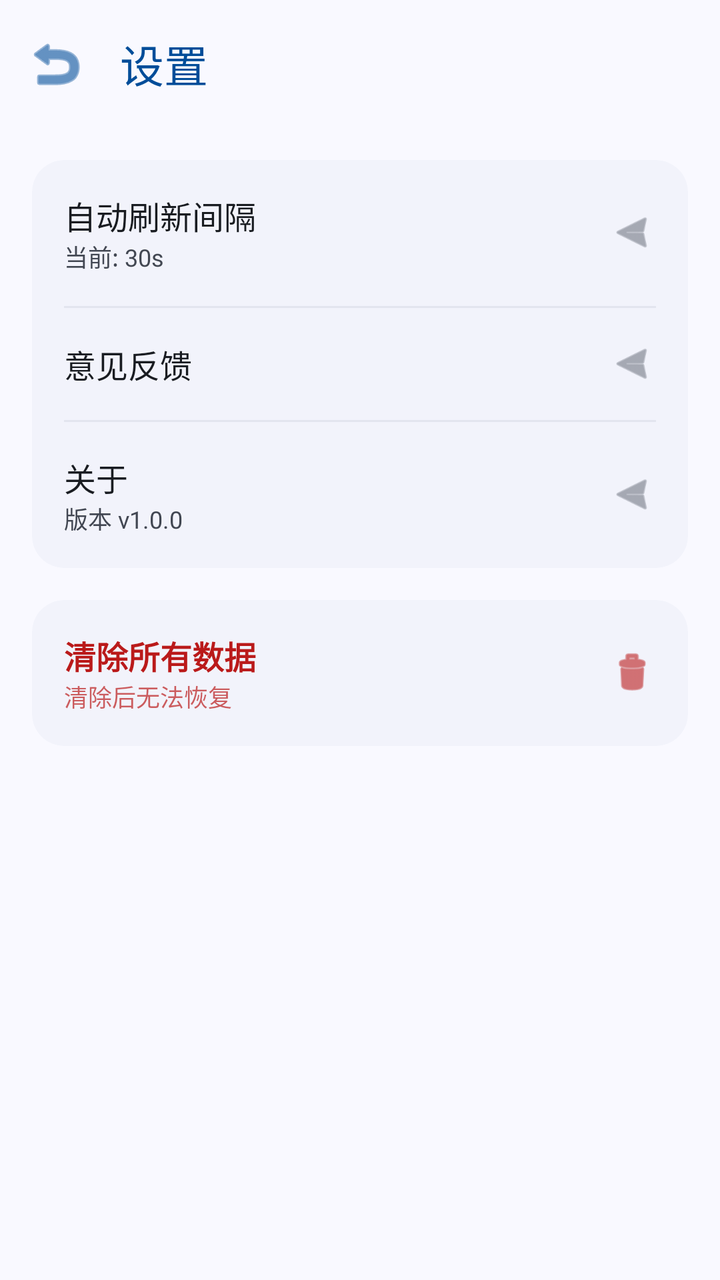
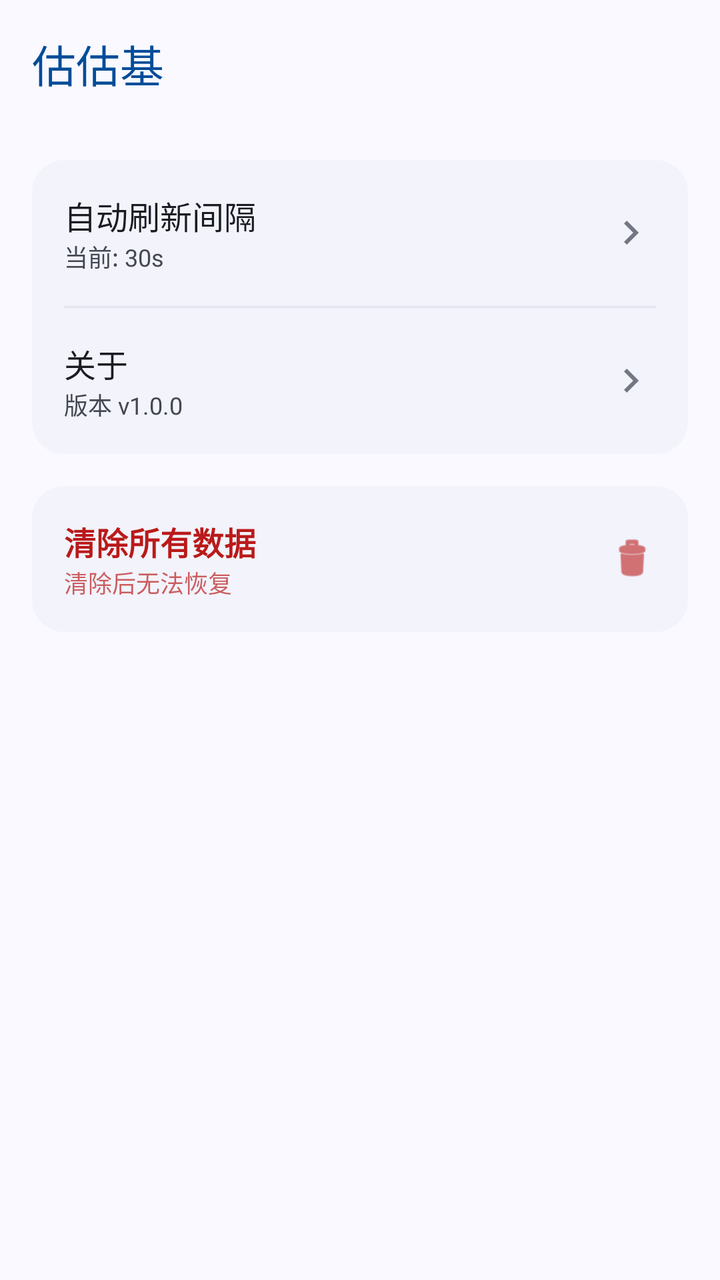

The first picture is an Android layout as it rendered before a commit; the second is the same layout after the commit. The layout source and the unified diff follow.
<!-- AndroidManifest.xml: application theme Theme.Guguji -->
<!-- res/layout/fragment_setting.xml -->
<?xml version="1.0" encoding="utf-8"?>
<androidx.coordinatorlayout.widget.CoordinatorLayout xmlns:android="http://schemas.android.com/apk/res/android"
    xmlns:app="http://schemas.android.com/apk/res-auto"
    android:layout_width="match_parent"
    android:layout_height="match_parent"
    android:background="@color/background">

    <com.google.android.material.appbar.AppBarLayout
        android:layout_width="match_parent"
        android:layout_height="wrap_content"
        android:background="@color/surface"
        app:elevation="0dp">

        <com.google.android.material.appbar.MaterialToolbar
            android:id="@+id/toolbar"
            android:layout_width="match_parent"
            android:layout_height="?attr/actionBarSize"
            app:navigationIcon="@android:drawable/ic_menu_revert"
            app:navigationIconTint="@color/primary"
            app:title="设置"
            app:titleTextColor="@color/primary"
            app:titleCentered="false"
            app:titleTextAppearance="@style/TextAppearance.Material3.TitleLarge" />

    </com.google.android.material.appbar.AppBarLayout>

    <androidx.core.widget.NestedScrollView
        android:layout_width="match_parent"
        android:layout_height="match_parent"
        app:layout_behavior="@string/appbar_scrolling_view_behavior">

        <LinearLayout
            android:layout_width="match_parent"
            android:layout_height="wrap_content"
            android:orientation="vertical"
            android:padding="16dp">

            
            <com.google.android.material.card.MaterialCardView
                android:layout_width="match_parent"
                android:layout_height="wrap_content"
                app:cardBackgroundColor="@color/surface_container_low"
                app:cardCornerRadius="16dp"
                app:cardElevation="0dp"
                app:strokeWidth="0dp">

                <LinearLayout
                    android:layout_width="match_parent"
                    android:layout_height="wrap_content"
                    android:orientation="vertical">

                    
                    <LinearLayout
                        android:layout_width="match_parent"
                        android:layout_height="wrap_content"
                        android:background="?attr/selectableItemBackground"
                        android:clickable="true"
                        android:focusable="true"
                        android:orientation="horizontal"
                        android:padding="16dp"
                        android:gravity="center_vertical">

                        <LinearLayout
                            android:layout_width="0dp"
                            android:layout_height="wrap_content"
                            android:layout_weight="1"
                            android:orientation="vertical">

                            <TextView
                                android:layout_width="wrap_content"
                                android:layout_height="wrap_content"
                                android:text="自动刷新间隔"
                                android:textColor="@color/on_surface"
                                android:textSize="16sp" />

                            <TextView
                                android:layout_width="wrap_content"
                                android:layout_height="wrap_content"
                                android:text="当前: 30s"
                                android:textColor="@color/on_surface_variant"
                                android:textSize="12sp" />
                        </LinearLayout>

                        <ImageView
                            android:layout_width="24dp"
                            android:layout_height="24dp"
                            android:src="@android:drawable/ic_menu_send"
                            android:rotation="180"
                            app:tint="@color/outline" />
                    </LinearLayout>

                    <View
                        android:layout_width="match_parent"
                        android:layout_height="1dp"
                        android:layout_marginHorizontal="16dp"
                        android:background="@color/outline_variant"
                        android:alpha="0.3" />

                    
                    <LinearLayout
                        android:layout_width="match_parent"
                        android:layout_height="wrap_content"
                        android:background="?attr/selectableItemBackground"
                        android:clickable="true"
                        android:focusable="true"
                        android:orientation="horizontal"
                        android:padding="16dp"
                        android:gravity="center_vertical">

                        <TextView
                            android:layout_width="0dp"
                            android:layout_height="wrap_content"
                            android:layout_weight="1"
                            android:text="意见反馈"
                            android:textColor="@color/on_surface"
                            android:textSize="16sp" />

                        <ImageView
                            android:layout_width="24dp"
                            android:layout_height="24dp"
                            android:src="@android:drawable/ic_menu_send"
                            android:rotation="180"
                            app:tint="@color/outline" />
                    </LinearLayout>

                    <View
                        android:layout_width="match_parent"
                        android:layout_height="1dp"
                        android:layout_marginHorizontal="16dp"
                        android:background="@color/outline_variant"
                        android:alpha="0.3" />

                    
                    <LinearLayout
                        android:layout_width="match_parent"
                        android:layout_height="wrap_content"
                        android:background="?attr/selectableItemBackground"
                        android:clickable="true"
                        android:focusable="true"
                        android:orientation="horizontal"
                        android:padding="16dp"
                        android:gravity="center_vertical">

                        <LinearLayout
                            android:layout_width="0dp"
                            android:layout_height="wrap_content"
                            android:layout_weight="1"
                            android:orientation="vertical">

                            <TextView
                                android:layout_width="wrap_content"
                                android:layout_height="wrap_content"
                                android:text="关于"
                                android:textColor="@color/on_surface"
                                android:textSize="16sp" />

                            <TextView
                                android:layout_width="wrap_content"
                                android:layout_height="wrap_content"
                                android:text="版本 v1.0.0"
                                android:textColor="@color/on_surface_variant"
                                android:textSize="12sp" />
                        </LinearLayout>

                        <ImageView
                            android:layout_width="24dp"
                            android:layout_height="24dp"
                            android:src="@android:drawable/ic_menu_send"
                            android:rotation="180"
                            app:tint="@color/outline" />
                    </LinearLayout>

                </LinearLayout>

            </com.google.android.material.card.MaterialCardView>

            
            <com.google.android.material.card.MaterialCardView
                android:layout_width="match_parent"
                android:layout_height="wrap_content"
                android:layout_marginTop="16dp"
                app:cardBackgroundColor="@color/surface_container_low"
                app:cardCornerRadius="16dp"
                app:cardElevation="0dp"
                app:strokeWidth="0dp">

                <LinearLayout
                    android:id="@+id/btn_clear_data"
                    android:layout_width="match_parent"
                    android:layout_height="wrap_content"
                    android:background="?attr/selectableItemBackground"
                    android:clickable="true"
                    android:focusable="true"
                    android:orientation="horizontal"
                    android:padding="16dp"
                    android:gravity="center_vertical">

                    <LinearLayout
                        android:layout_width="0dp"
                        android:layout_height="wrap_content"
                        android:layout_weight="1"
                        android:orientation="vertical">

                        <TextView
                            android:layout_width="wrap_content"
                            android:layout_height="wrap_content"
                            android:text="清除所有数据"
                            android:textColor="@color/error"
                            android:textSize="16sp"
                            android:textStyle="bold" />

                        <TextView
                            android:layout_width="wrap_content"
                            android:layout_height="wrap_content"
                            android:text="清除后无法恢复"
                            android:textColor="@color/error"
                            android:alpha="0.7"
                            android:textSize="12sp" />
                    </LinearLayout>

                    <ImageView
                        android:layout_width="24dp"
                        android:layout_height="24dp"
                        android:src="@android:drawable/ic_menu_delete"
                        app:tint="@color/error" />
                </LinearLayout>

            </com.google.android.material.card.MaterialCardView>

        </LinearLayout>
    </androidx.core.widget.NestedScrollView>

</androidx.coordinatorlayout.widget.CoordinatorLayout>
<!-- resources referenced by this layout -->
<resources>
  <color name="background">#f9f9ff</color>
  <color name="error">#BA1A1A</color>
  <color name="on_surface">#191c21</color>
  <color name="on_surface_variant">#424752</color>
  <color name="outline">#727783</color>
  <color name="outline_variant">#c2c6d4</color>
  <color name="primary">#004d99</color>
  <color name="surface">#f9f9ff</color>
  <color name="surface_container_low">#f2f3fb</color>
  <style name="Theme.Guguji" parent="Base.Theme.Guguji" />
  <style name="Base.Theme.Guguji" parent="Theme.Material3.DayNight.NoActionBar">
          <item name="colorPrimary">#FF2196F3</item>
          <item name="colorOnPrimary">#FFFFFFFF</item>
          <item name="colorPrimaryContainer">#FFBBDEFB</item>
          <item name="colorSecondary">#FF03A9F4</item>
          <item name="colorSurface">#FFFFFFFF</item>
          <item name="colorOnSurface">#FF1C1B1F</item>
          <item name="android:statusBarColor">#FF1976D2</item>
      </style>
</resources>

<!-- the commit's change to res/layout/fragment_setting.xml (unified diff, before → after) -->
@@ -15,9 +15,7 @@
             android:id="@+id/toolbar"
             android:layout_width="match_parent"
             android:layout_height="?attr/actionBarSize"
-            app:navigationIcon="@android:drawable/ic_menu_revert"
-            app:navigationIconTint="@color/primary"
-            app:title="设置"
+            app:title="@string/app_name"
             app:titleTextColor="@color/primary"
             app:titleCentered="false"
             app:titleTextAppearance="@style/TextAppearance.Material3.TitleLarge" />
@@ -84,8 +82,7 @@
                         <ImageView
                             android:layout_width="24dp"
                             android:layout_height="24dp"
-                            android:src="@android:drawable/ic_menu_send"
-                            android:rotation="180"
+                            android:src="@drawable/ic_chevron_right"
                             app:tint="@color/outline" />
                     </LinearLayout>
 
@@ -96,39 +93,6 @@
                         android:background="@color/outline_variant"
                         android:alpha="0.3" />
 
-                    
-                    <LinearLayout
-                        android:layout_width="match_parent"
-                        android:layout_height="wrap_content"
-                        android:background="?attr/selectableItemBackground"
-                        android:clickable="true"
-                        android:focusable="true"
-                        android:orientation="horizontal"
-                        android:padding="16dp"
-                        android:gravity="center_vertical">
-
-                        <TextView
-                            android:layout_width="0dp"
-                            android:layout_height="wrap_content"
-                            android:layout_weight="1"
-                            android:text="意见反馈"
-                            android:textColor="@color/on_surface"
-                            android:textSize="16sp" />
-
-                        <ImageView
-                            android:layout_width="24dp"
-                            android:layout_height="24dp"
-                            android:src="@android:drawable/ic_menu_send"
-                            android:rotation="180"
-                            app:tint="@color/outline" />
-                    </LinearLayout>
-
-                    <View
-                        android:layout_width="match_parent"
-                        android:layout_height="1dp"
-                        android:layout_marginHorizontal="16dp"
-                        android:background="@color/outline_variant"
-                        android:alpha="0.3" />
 
                     
                     <LinearLayout
@@ -165,8 +129,7 @@
                         <ImageView
                             android:layout_width="24dp"
                             android:layout_height="24dp"
-                            android:src="@android:drawable/ic_menu_send"
-                            android:rotation="180"
+                            android:src="@drawable/ic_chevron_right"
                             app:tint="@color/outline" />
                     </LinearLayout>
 
<!-- resource entries referenced after the edit -->
@@ -9,6 +9,18 @@
   <color name="primary">#004d99</color>
   <color name="surface">#f9f9ff</color>
   <color name="surface_container_low">#f2f3fb</color>
+  <!-- drawable ic_chevron_right (drawable) -->
+  <vector xmlns:android="http://schemas.android.com/apk/res/android"
+      android:width="24dp"
+      android:height="24dp"
+      android:viewportWidth="960"
+      android:viewportHeight="960"
+      android:tint="?attr/colorControlNormal">
+    <path
+        android:fillColor="@android:color/white"
+        android:pathData="M504,480L320,296L376,240L616,480L376,720L320,664L504,480Z"/>
+  </vector>
+  <string name="app_name">估估基</string>
   <style name="Theme.Guguji" parent="Base.Theme.Guguji" />
   <style name="Base.Theme.Guguji" parent="Theme.Material3.DayNight.NoActionBar">
           <item name="colorPrimary">#FF2196F3</item>
